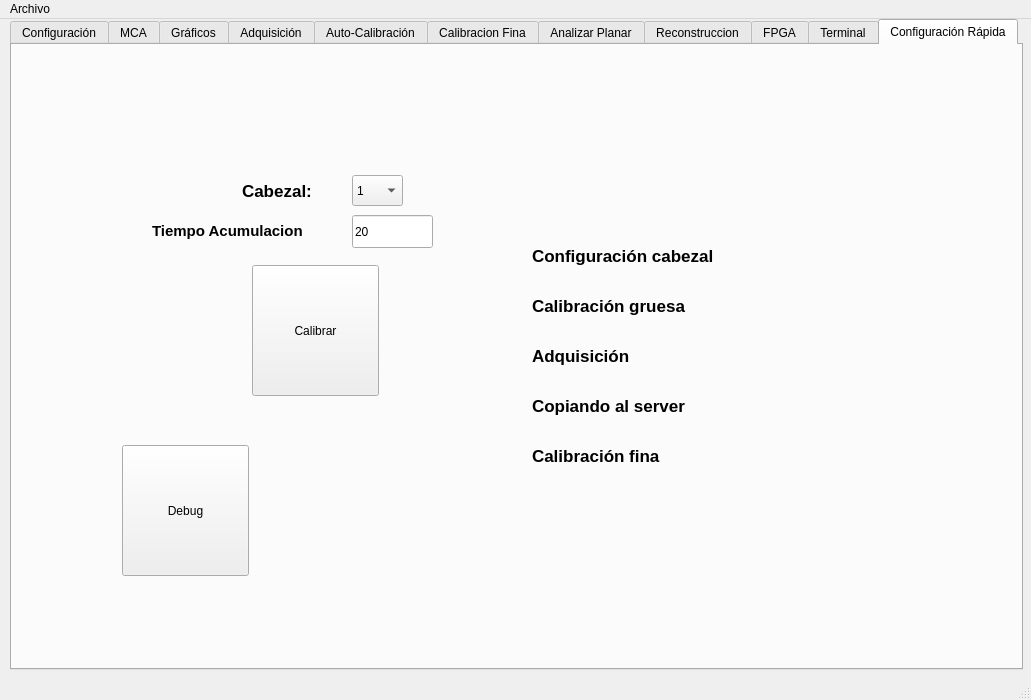
The window that ui/MainWindow.ui (dpirlo/qt-mca) describes before a commit, drawn with Qt 5.
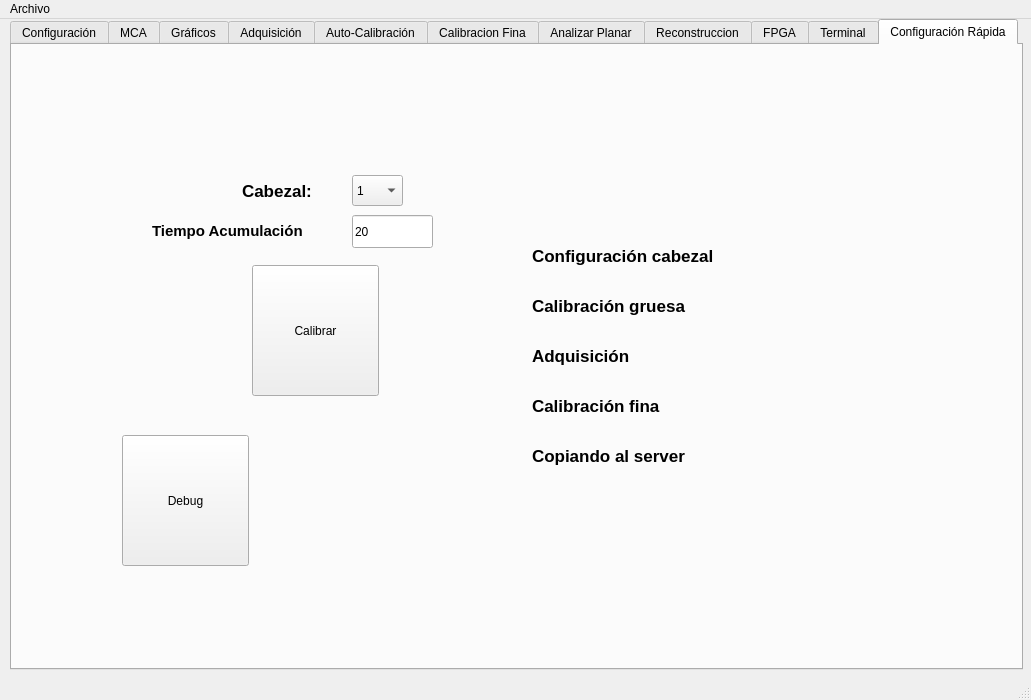
The same window after the commit. The open tabs and pages were chosen to show the change. Custom widgets are drawn as their Qt base class.

```diff
--- a/ui/MainWindow.ui
+++ b/ui/MainWindow.ui
@@ -7988,7 +7988,7 @@
       <property name="geometry">
        <rect>
         <x>460</x>
-        <y>340</y>
+        <y>390</y>
         <width>41</width>
         <height>41</height>
        </rect>
@@ -8001,7 +8001,7 @@
       <property name="geometry">
        <rect>
         <x>520</x>
-        <y>340</y>
+        <y>390</y>
         <width>221</width>
         <height>41</height>
        </rect>
@@ -8047,7 +8047,7 @@
        </font>
       </property>
       <property name="text">
-       <string>Tiempo Acumulacion</string>
+       <string>Tiempo Acumulación</string>
       </property>
      </widget>
      <widget class="QRoundProgressBar" name="RoundBar_Adq" native="true">
@@ -8507,7 +8507,7 @@
       <property name="geometry">
        <rect>
         <x>460</x>
-        <y>390</y>
+        <y>340</y>
         <width>41</width>
         <height>41</height>
        </rect>
@@ -8520,7 +8520,7 @@
       <property name="geometry">
        <rect>
         <x>520</x>
-        <y>390</y>
+        <y>340</y>
         <width>221</width>
         <height>41</height>
        </rect>
@@ -8536,27 +8536,11 @@
        <string>Calibración fina</string>
       </property>
      </widget>
-     <widget class="QPushButton" name="pb_Calibrar_Cabezal_2">
-      <property name="geometry">
-       <rect>
-        <x>110</x>
-        <y>400</y>
-        <width>127</width>
-        <height>131</height>
-       </rect>
-      </property>
-      <property name="text">
-       <string>Debug</string>
-      </property>
-      <property name="checkable">
-       <bool>false</bool>
-      </property>
-     </widget>
      <widget class="QRoundProgressBar" name="RoundBar_CalibFina" native="true">
       <property name="geometry">
        <rect>
         <x>460</x>
-        <y>390</y>
+        <y>340</y>
         <width>41</width>
         <height>41</height>
        </rect>
@@ -9005,6 +8989,22 @@
       </property>
       <layout class="QVBoxLayout" name="verticalLayout_2"/>
      </widget>
+     <widget class="QPushButton" name="pb_Debug">
+      <property name="geometry">
+       <rect>
+        <x>110</x>
+        <y>390</y>
+        <width>127</width>
+        <height>131</height>
+       </rect>
+      </property>
+      <property name="text">
+       <string>Debug</string>
+      </property>
+      <property name="checkable">
+       <bool>true</bool>
+      </property>
+     </widget>
     </widget>
    </widget>
    <widget class="QLabel" name="label_data_output">
```
Left out of the diff: 2 changed lines with no effect on the pictures.
